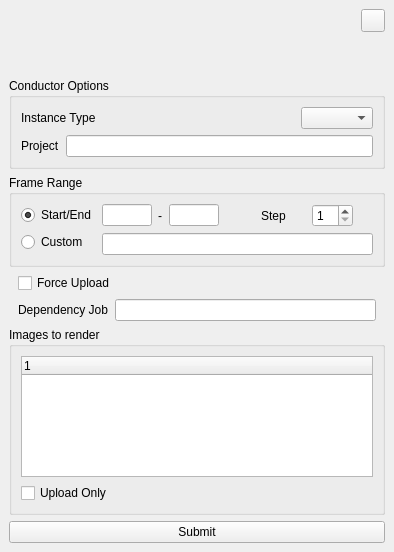
Before: the Qt Designer form conductor/resources/clarisse.ui in AtomicConductor/conductor_client, drawn with Qt 5.
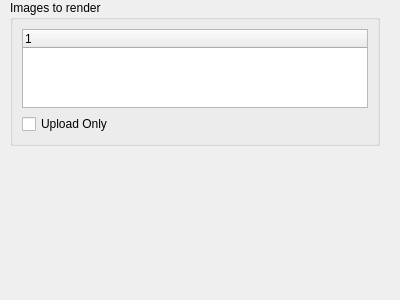
After: the same form once the commit is applied. Icons and pictures are not drawn.

Commit message: first pass at clarisse submitter

Patch:
```diff
--- a/conductor/resources/clarisse.ui
+++ b/conductor/resources/clarisse.ui
@@ -1,526 +1,54 @@
 <?xml version="1.0" encoding="UTF-8"?>
 <ui version="4.0">
- <class>MainWindow</class>
- <widget class="QMainWindow" name="MainWindow">
+ <class>Form</class>
+ <widget class="QWidget" name="Form">
   <property name="geometry">
    <rect>
     <x>0</x>
     <y>0</y>
-    <width>394</width>
-    <height>552</height>
+    <width>400</width>
+    <height>300</height>
    </rect>
   </property>
   <property name="windowTitle">
    <string>Conductor</string>
   </property>
-  <property name="windowIcon">
-   <iconset resource="../submitter_resources.qrc">
-    <normaloff>:/images/resources/conductor_logo_01_x32.png</normaloff>:/images/resources/conductor_logo_01_x32.png</iconset>
-  </property>
-  <widget class="QWidget" name="centralwidget">
-   <layout class="QVBoxLayout" name="verticalLayout">
+  <widget class="QGroupBox" name="ui_render_layers_grpbx">
+   <property name="geometry">
+    <rect>
+     <x>10</x>
+     <y>0</y>
+     <width>370</width>
+     <height>146</height>
+    </rect>
+   </property>
+   <property name="toolTip">
+    <string>Choose the render images to submit for rendering</string>
+   </property>
+   <property name="autoFillBackground">
+    <bool>true</bool>
+   </property>
+   <property name="title">
+    <string>Images to render</string>
+   </property>
+   <layout class="QVBoxLayout" name="verticalLayout_2">
     <item>
-     <widget class="QWidget" name="widget_4" native="true">
-      <layout class="QHBoxLayout" name="horizontalLayout_3">
-       <property name="spacing">
-        <number>0</number>
+     <widget class="QTreeWidget" name="ui_render_images_trwgt">
+      <column>
+       <property name="text">
+        <string notr="true">1</string>
        </property>
-       <property name="margin">
-        <number>0</number>
-       </property>
-       <item>
-        <widget class="QWidget" name="ui_conductor_logo_wgt" native="true">
-         <layout class="QVBoxLayout" name="verticalLayout_4">
-          <property name="spacing">
-           <number>0</number>
-          </property>
-          <property name="leftMargin">
-           <number>0</number>
-          </property>
-          <property name="topMargin">
-           <number>0</number>
-          </property>
-          <property name="rightMargin">
-           <number>0</number>
-          </property>
-          <property name="bottomMargin">
-           <number>9</number>
-          </property>
-          <item>
-           <widget class="QLabel" name="ui_logo_lbl">
-            <property name="text">
-             <string/>
-            </property>
-            <property name="pixmap">
-             <pixmap resource="../submitter_resources.qrc">:/images/resources/conductor_logo_red_w_title_x64.png</pixmap>
-            </property>
-           </widget>
-          </item>
-         </layout>
-        </widget>
-       </item>
-       <item>
-        <widget class="QWidget" name="widget_5" native="true">
-         <property name="sizePolicy">
-          <sizepolicy hsizetype="Maximum" vsizetype="Preferred">
-           <horstretch>0</horstretch>
-           <verstretch>0</verstretch>
-          </sizepolicy>
-         </property>
-         <property name="layoutDirection">
-          <enum>Qt::RightToLeft</enum>
-         </property>
-         <layout class="QVBoxLayout" name="verticalLayout_6">
-          <property name="spacing">
-           <number>0</number>
-          </property>
-          <property name="margin">
-           <number>0</number>
-          </property>
-          <item>
-           <widget class="QToolButton" name="ui_refresh_tbtn">
-            <property name="toolTip">
-             <string>Refresh UI data</string>
-            </property>
-            <property name="layoutDirection">
-             <enum>Qt::RightToLeft</enum>
-            </property>
-            <property name="text">
-             <string/>
-            </property>
-            <property name="icon">
-             <iconset resource="../submitter_resources.qrc">
-              <normaloff>:/images/resources/arrow_refresh_x16.png</normaloff>:/images/resources/arrow_refresh_x16.png</iconset>
-            </property>
-            <property name="iconSize">
-             <size>
-              <width>16</width>
-              <height>16</height>
-             </size>
-            </property>
-            <property name="arrowType">
-             <enum>Qt::NoArrow</enum>
-            </property>
-           </widget>
-          </item>
-          <item>
-           <spacer name="verticalSpacer">
-            <property name="orientation">
-             <enum>Qt::Vertical</enum>
-            </property>
-            <property name="sizeType">
-             <enum>QSizePolicy::Minimum</enum>
-            </property>
-            <property name="sizeHint" stdset="0">
-             <size>
-              <width>20</width>
-              <height>40</height>
-             </size>
-            </property>
-           </spacer>
-          </item>
-         </layout>
-        </widget>
-       </item>
-      </layout>
+      </column>
      </widget>
     </item>
     <item>
-     <widget class="QGroupBox" name="ui_framerange_grpbx_2">
-      <property name="title">
-       <string>Conductor Options</string>
-      </property>
-      <layout class="QVBoxLayout" name="verticalLayout_20">
-       <property name="bottomMargin">
-        <number>9</number>
-       </property>
-       <item>
-        <widget class="QWidget" name="ui_instance_type_wgt" native="true">
-         <property name="toolTip">
-          <string>Choose the type of machine to launch the job on</string>
-         </property>
-         <layout class="QHBoxLayout" name="horizontalLayout_7">
-          <property name="margin">
-           <number>0</number>
-          </property>
-          <item>
-           <widget class="QLabel" name="label_2">
-            <property name="text">
-             <string>Instance Type</string>
-            </property>
-           </widget>
-          </item>
-          <item>
-           <widget class="QComboBox" name="ui_instance_type_cmbx">
-            <property name="sizePolicy">
-             <sizepolicy hsizetype="Maximum" vsizetype="Fixed">
-              <horstretch>0</horstretch>
-              <verstretch>0</verstretch>
-             </sizepolicy>
-            </property>
-            <property name="currentIndex">
-             <number>-1</number>
-            </property>
-           </widget>
-          </item>
-         </layout>
-        </widget>
-       </item>
-       <item>
-        <widget class="QWidget" name="ui_resource_wgt" native="true">
-         <property name="toolTip">
-          <string>[optional] Specify a  project name to associate the Conductor job with.  Allocating Jobs to different projects allows for additional flexiblity when filtering billing data, deleting storage, and setting persmissions. If no project is specified, the job will be associated with the &quot;default&quot; project.</string>
-         </property>
-         <layout class="QHBoxLayout" name="horizontalLayout_10">
-          <property name="margin">
-           <number>0</number>
-          </property>
-          <item>
-           <widget class="QLabel" name="label_6">
-            <property name="text">
-             <string>Project</string>
-            </property>
-           </widget>
-          </item>
-          <item>
-           <widget class="QLineEdit" name="ui_project_lnedt"/>
-          </item>
-         </layout>
-        </widget>
-       </item>
-      </layout>
-     </widget>
-    </item>
-    <item>
-     <widget class="QGroupBox" name="ui_framerange_grpbx">
-      <property name="title">
-       <string>Frame Range</string>
-      </property>
-      <layout class="QVBoxLayout" name="verticalLayout_17">
-       <property name="bottomMargin">
-        <number>9</number>
-       </property>
-       <item>
-        <widget class="QWidget" name="widget_17" native="true">
-         <layout class="QHBoxLayout" name="horizontalLayout_17">
-          <property name="margin">
-           <number>0</number>
-          </property>
-          <item>
-           <widget class="QWidget" name="widget_18" native="true">
-            <layout class="QVBoxLayout" name="verticalLayout_18">
-             <property name="margin">
-              <number>0</number>
-             </property>
-             <item>
-              <widget class="QRadioButton" name="ui_start_end_rdbtn">
-               <property name="sizePolicy">
-                <sizepolicy hsizetype="Minimum" vsizetype="Fixed">
-                 <horstretch>0</horstretch>
-                 <verstretch>0</verstretch>
-                </sizepolicy>
-               </property>
-               <property name="layoutDirection">
-                <enum>Qt::LeftToRight</enum>
-               </property>
-               <property name="text">
-                <string>Start/End</string>
-               </property>
-               <property name="checked">
-                <bool>true</bool>
-               </property>
-              </widget>
-             </item>
-             <item>
-              <widget class="QRadioButton" name="ui_custom_rdbtn">
-               <property name="sizePolicy">
-                <sizepolicy hsizetype="Minimum" vsizetype="Fixed">
-                 <horstretch>0</horstretch>
-                 <verstretch>0</verstretch>
-                </sizepolicy>
-               </property>
-               <property name="toolTip">
-                <string>Use a custom frame range string. Specify...
-    - individual frame(s), e.g &quot;1001, 1006&quot;
-    - frame range, e.g &quot;1001-1006&quot;
-    - frame range with frame skipping. e.g: &quot;1001-1006x2&quot;
-    - or a mixture, e.g &quot;1001, 1005-1010, 1020-1030x5&quot;</string>
-               </property>
-               <property name="text">
-                <string>Custom</string>
-               </property>
-              </widget>
-             </item>
-            </layout>
-           </widget>
-          </item>
-          <item>
-           <widget class="QWidget" name="widget_19" native="true">
-            <layout class="QVBoxLayout" name="verticalLayout_19">
-             <property name="margin">
-              <number>0</number>
-             </property>
-             <item>
-              <widget class="QWidget" name="ui_start_end_wgt" native="true">
-               <property name="layoutDirection">
-                <enum>Qt::RightToLeft</enum>
-               </property>
-               <layout class="QHBoxLayout" name="horizontalLayout_18">
-                <property name="margin">
-                 <number>0</number>
-                </property>
-                <item>
-                 <widget class="QWidget" name="widget_7" native="true">
-                  <layout class="QHBoxLayout" name="horizontalLayout_8">
-                   <property name="margin">
-                    <number>0</number>
-                   </property>
-                   <item>
-                    <widget class="QSpinBox" name="ui_step_frame_spnbx">
-                     <property name="sizePolicy">
-                      <sizepolicy hsizetype="Maximum" vsizetype="Fixed">
-                       <horstretch>0</horstretch>
-                       <verstretch>0</verstretch>
-                      </sizepolicy>
-                     </property>
-                     <property name="layoutDirection">
-                      <enum>Qt::LeftToRight</enum>
-                     </property>
-                     <property name="minimum">
-                      <number>1</number>
-                     </property>
-                     <property name="maximum">
-                      <number>99</number>
-                     </property>
-                     <property name="value">
-                      <number>1</number>
-                     </property>
-                    </widget>
-                   </item>
-                   <item>
-                    <widget class="QLabel" name="label_3">
-                     <property name="sizePolicy">
-                      <sizepolicy hsizetype="Maximum" vsizetype="Preferred">
-                       <horstretch>0</horstretch>
-                       <verstretch>0</verstretch>
-                      </sizepolicy>
-                     </property>
-                     <property name="text">
-                      <string>Step</string>
-                     </property>
-                    </widget>
-                   </item>
-                  </layout>
-                 </widget>
-                </item>
-                <item>
-                 <spacer name="horizontalSpacer_2">
-                  <property name="orientation">
-                   <enum>Qt::Horizontal</enum>
-                  </property>
-                  <property name="sizeType">
-                   <enum>QSizePolicy::Fixed</enum>
-                  </property>
-                  <property name="sizeHint" stdset="0">
-                   <size>
-                    <width>15</width>
-                    <height>0</height>
-                   </size>
-                  </property>
-                 </spacer>
-                </item>
-                <item>
-                 <widget class="QLineEdit" name="ui_end_frame_lnedt">
-                  <property name="minimumSize">
-                   <size>
-                    <width>50</width>
-                    <height>0</height>
-                   </size>
-                  </property>
-                  <property name="maximumSize">
-                   <size>
-                    <width>50</width>
-                    <height>16777215</height>
-                   </size>
-                  </property>
-                  <property name="text">
-                   <string/>
-                  </property>
-                  <property name="alignment">
-                   <set>Qt::AlignRight|Qt::AlignTrailing|Qt::AlignVCenter</set>
-                  </property>
-                 </widget>
-                </item>
-                <item>
-                 <widget class="QLabel" name="label_4">
-                  <property name="sizePolicy">
-                   <sizepolicy hsizetype="Fixed" vsizetype="Preferred">
-                    <horstretch>0</horstretch>
-                    <verstretch>0</verstretch>
-                   </sizepolicy>
-                  </property>
-                  <property name="minimumSize">
-                   <size>
-                    <width>5</width>
-                    <height>0</height>
-                   </size>
-                  </property>
-                  <property name="maximumSize">
-                   <size>
-                    <width>5</width>
-                    <height>16777215</height>
-                   </size>
-                  </property>
-                  <property name="text">
-                   <string>-</string>
-                  </property>
-                 </widget>
-                </item>
-                <item>
-                 <widget class="QLineEdit" name="ui_start_frame_lnedt">
-                  <property name="minimumSize">
-                   <size>
-                    <width>50</width>
-                    <height>0</height>
-                   </size>
-                  </property>
-                  <property name="maximumSize">
-                   <size>
-                    <width>50</width>
-                    <height>16777215</height>
-                   </size>
-                  </property>
-                  <property name="text">
-                   <string/>
-                  </property>
-                  <property name="alignment">
-                   <set>Qt::AlignRight|Qt::AlignTrailing|Qt::AlignVCenter</set>
-                  </property>
-                 </widget>
-                </item>
-               </layout>
-              </widget>
-             </item>
-             <item>
-              <widget class="QWidget" name="ui_custom_wgt" native="true">
-               <layout class="QHBoxLayout" name="horizontalLayout_19">
-                <property name="spacing">
-                 <number>0</number>
-                </property>
-                <property name="margin">
-                 <number>0</number>
-                </property>
-                <item>
-                 <widget class="QLineEdit" name="ui_custom_lnedt">
-                  <property name="toolTip">
-                   <string>Use a custom frame range string. Specify...
-    - individual frame(s), e.g &quot;1001, 1006&quot;
-    - frame range, e.g &quot;1001-1006&quot;
-    - frame range with frame skipping. e.g: &quot;1001-1006x2&quot;
-    - or a mixture, e.g &quot;1001, 1005-1010, 1020-1030x5&quot;</string>
-                  </property>
-                 </widget>
-                </item>
-               </layout>
-              </widget>
-             </item>
-            </layout>
-           </widget>
-          </item>
-         </layout>
-        </widget>
-       </item>
-      </layout>
-     </widget>
-    </item>
-    <item>
-     <widget class="QWidget" name="ui_advanced_wgt" native="true">
-      <layout class="QVBoxLayout" name="verticalLayout_7">
-       <property name="topMargin">
-        <number>0</number>
-       </property>
-       <property name="bottomMargin">
-        <number>0</number>
-       </property>
-       <item>
-        <widget class="QCheckBox" name="ui_force_upload_chkbx">
-         <property name="text">
-          <string>Force Upload</string>
-         </property>
-        </widget>
-       </item>
-       <item>
-        <widget class="QWidget" name="widget_8" native="true">
-         <layout class="QHBoxLayout" name="horizontalLayout_6">
-          <property name="margin">
-           <number>0</number>
-          </property>
-          <item>
-           <widget class="QLabel" name="label">
-            <property name="text">
-             <string>Dependency Job</string>
-            </property>
-           </widget>
-          </item>
-          <item>
-           <widget class="QLineEdit" name="lineEdit"/>
-          </item>
-         </layout>
-        </widget>
-       </item>
-      </layout>
-      <zorder>widget_8</zorder>
-      <zorder>ui_force_upload_chkbx</zorder>
-     </widget>
-    </item>
-    <item>
-     <widget class="QGroupBox" name="ui_render_layers_grpbx">
+     <widget class="QCheckBox" name="ui_upload_only">
       <property name="toolTip">
        <string>Choose the render images to submit for rendering</string>
       </property>
-      <property name="autoFillBackground">
-       <bool>true</bool>
+      <property name="text">
+       <string>Upload Only</string>
       </property>
-      <property name="title">
-       <string>Images to render</string>
-      </property>
-      <layout class="QVBoxLayout" name="verticalLayout_2">
-       <item>
-        <widget class="QTreeWidget" name="ui_render_images_trwgt">
-         <column>
-          <property name="text">
-           <string notr="true">1</string>
-          </property>
-         </column>
-        </widget>
-       </item>
-       <item>
-        <widget class="QCheckBox" name="ui_upload_only">
-         <property name="toolTip">
-          <string>Only upload dependencies. Don't submit render job</string>
-         </property>
-         <property name="text">
-          <string>Upload Only</string>
-         </property>
-        </widget>
-       </item>
-      </layout>
-     </widget>
-    </item>
-    <item>
-     <widget class="QWidget" name="widget_6" native="true">
-      <layout class="QHBoxLayout" name="horizontalLayout_5">
-       <property name="margin">
-        <number>0</number>
-       </property>
-       <item>
-        <widget class="QPushButton" name="ui_submit_pbtn">
-         <property name="text">
-          <string>Submit</string>
-         </property>
-        </widget>
-       </item>
-      </layout>
      </widget>
     </item>
    </layout>
```
Left out of the diff: 20 changed lines with no effect on the pictures. The commit also changes 6 other files.
